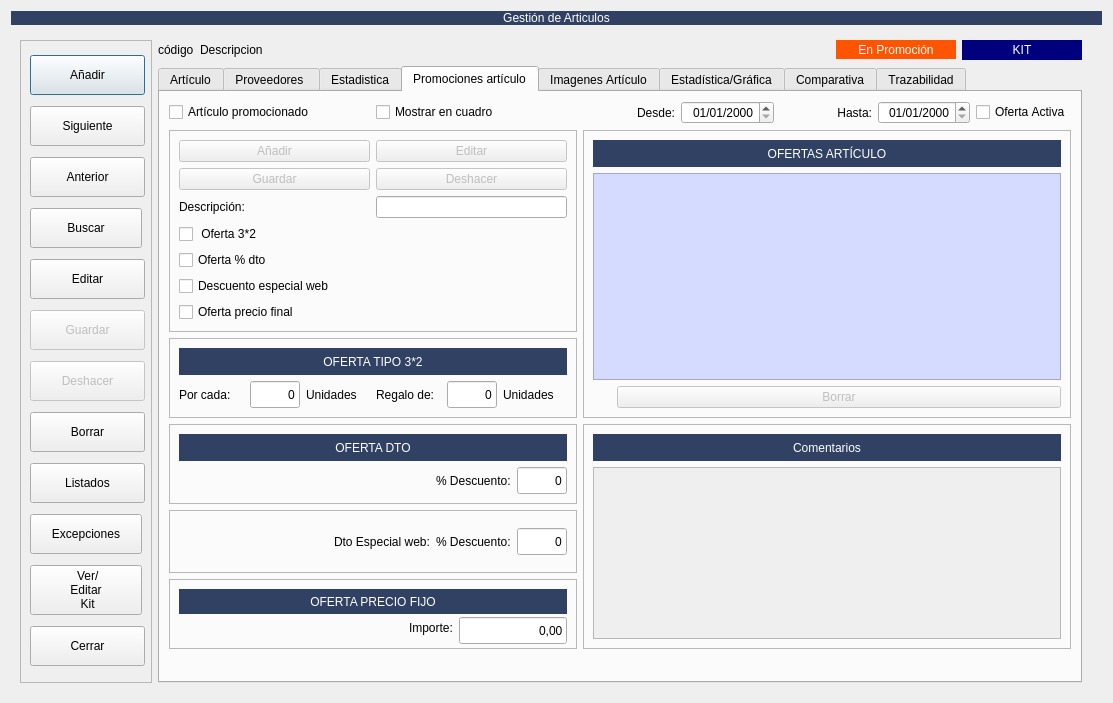
Qt form Almacen/frmarticulos.ui (arcnexus/RedFoX) before a commit.
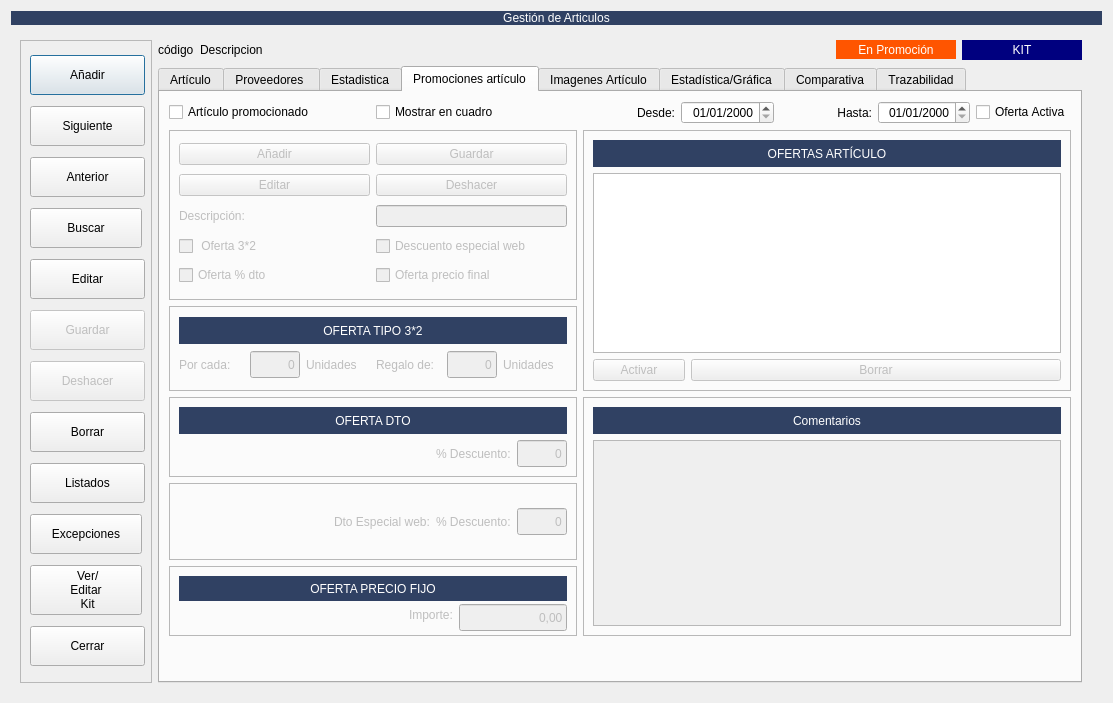
The same form after that commit. The open tabs and pages were chosen to show the change. Icons and pictures are not drawn. Custom widgets are drawn as their Qt base class.

Diff of the .ui file:
```diff
--- a/Almacen/frmarticulos.ui
+++ b/Almacen/frmarticulos.ui
@@ -2125,7 +2125,7 @@
            <item row="6" column="0" colspan="2">
             <widget class="QFrame" name="frame_pvp_fijo">
              <property name="enabled">
-              <bool>true</bool>
+              <bool>false</bool>
              </property>
              <property name="maximumSize">
               <size>
@@ -2214,7 +2214,7 @@
            <item row="3" column="0" colspan="2">
             <widget class="QFrame" name="frame_tipo_32">
              <property name="enabled">
-              <bool>true</bool>
+              <bool>false</bool>
              </property>
              <property name="frameShape">
               <enum>QFrame::StyledPanel</enum>
@@ -2226,7 +2226,7 @@
               <item row="1" column="0">
                <widget class="QLabel" name="label_58">
                 <property name="enabled">
-                 <bool>true</bool>
+                 <bool>false</bool>
                 </property>
                 <property name="maximumSize">
                  <size>
@@ -2242,7 +2242,7 @@
               <item row="1" column="1">
                <widget class="QLineEdit" name="txtOferta_por_cada">
                 <property name="enabled">
-                 <bool>true</bool>
+                 <bool>false</bool>
                 </property>
                 <property name="minimumSize">
                  <size>
@@ -2267,7 +2267,7 @@
               <item row="1" column="2">
                <widget class="QLabel" name="label_59">
                 <property name="enabled">
-                 <bool>true</bool>
+                 <bool>false</bool>
                 </property>
                 <property name="maximumSize">
                  <size>
@@ -2283,7 +2283,7 @@
               <item row="1" column="3">
                <widget class="QLabel" name="label_56">
                 <property name="enabled">
-                 <bool>true</bool>
+                 <bool>false</bool>
                 </property>
                 <property name="maximumSize">
                  <size>
@@ -2299,7 +2299,7 @@
               <item row="1" column="4">
                <widget class="QLineEdit" name="txtOfertaregalo_de">
                 <property name="enabled">
-                 <bool>true</bool>
+                 <bool>false</bool>
                 </property>
                 <property name="minimumSize">
                  <size>
@@ -2324,7 +2324,7 @@
               <item row="1" column="5">
                <widget class="QLabel" name="label_60">
                 <property name="enabled">
-                 <bool>true</bool>
+                 <bool>false</bool>
                 </property>
                 <property name="maximumSize">
                  <size>
@@ -2340,7 +2340,7 @@
               <item row="0" column="0" colspan="6">
                <widget class="QLabel" name="label_57">
                 <property name="enabled">
-                 <bool>true</bool>
+                 <bool>false</bool>
                 </property>
                 <property name="minimumSize">
                  <size>
@@ -2412,7 +2412,7 @@
            <item row="4" column="0" colspan="2">
             <widget class="QFrame" name="frame_dto">
              <property name="enabled">
-              <bool>true</bool>
+              <bool>false</bool>
              </property>
              <property name="frameShape">
               <enum>QFrame::StyledPanel</enum>
@@ -2495,7 +2495,7 @@
            <item row="5" column="0" colspan="2">
             <widget class="QFrame" name="frame_ofertaweb">
              <property name="enabled">
-              <bool>true</bool>
+              <bool>false</bool>
              </property>
              <property name="minimumSize">
               <size>
@@ -2592,7 +2592,7 @@
            <item row="1" column="0" rowspan="2" colspan="2">
             <widget class="QFrame" name="framePromocion">
              <property name="enabled">
-              <bool>true</bool>
+              <bool>false</bool>
              </property>
              <property name="frameShape">
               <enum>QFrame::StyledPanel</enum>
@@ -2601,27 +2601,47 @@
               <enum>QFrame::Raised</enum>
              </property>
              <layout class="QGridLayout" name="gridLayout_34">
-              <item row="2" column="0">
-               <widget class="QLabel" name="label_51">
+              <item row="3" column="0">
+               <widget class="QLabel" name="lblDescripcion_oferta">
                 <property name="enabled">
-                 <bool>true</bool>
+                 <bool>false</bool>
                 </property>
                 <property name="text">
                  <string>Descripción:</string>
                 </property>
                </widget>
               </item>
-              <item row="2" column="1">
+              <item row="3" column="1">
                <widget class="QLineEdit" name="txtOferta_Descripcion_promocion">
                 <property name="enabled">
-                 <bool>true</bool>
+                 <bool>false</bool>
                 </property>
                 <property name="mandatoryField" stdset="0">
                  <bool>true</bool>
                 </property>
                </widget>
               </item>
-              <item row="3" column="0">
+              <item row="0" column="0">
+               <widget class="QPushButton" name="btnAnadir_oferta">
+                <property name="enabled">
+                 <bool>false</bool>
+                </property>
+                <property name="sizePolicy">
+                 <sizepolicy hsizetype="Expanding" vsizetype="Fixed">
+                  <horstretch>0</horstretch>
+                  <verstretch>0</verstretch>
+                 </sizepolicy>
+                </property>
+                <property name="text">
+                 <string>Añadir</string>
+                </property>
+                <property name="icon">
+                 <iconset resource="../maya.qrc">
+                  <normaloff>:/Icons/PNG/add.png</normaloff>:/Icons/PNG/add.png</iconset>
+                </property>
+               </widget>
+              </item>
+              <item row="4" column="0">
                <widget class="QCheckBox" name="chkOferta_32">
                 <property name="styleSheet">
                  <string notr="true"/>
@@ -2634,10 +2654,10 @@
                 </property>
                </widget>
               </item>
-              <item row="4" column="0">
+              <item row="5" column="0">
                <widget class="QCheckBox" name="chkOferta_dto">
                 <property name="enabled">
-                 <bool>true</bool>
+                 <bool>false</bool>
                 </property>
                 <property name="styleSheet">
                  <string notr="true"/>
@@ -2650,7 +2670,7 @@
                 </property>
                </widget>
               </item>
-              <item row="6" column="0">
+              <item row="5" column="1">
                <widget class="QCheckBox" name="chkOferta_pvp">
                 <property name="styleSheet">
                  <string notr="true"/>
@@ -2660,7 +2680,7 @@
                 </property>
                </widget>
               </item>
-              <item row="5" column="0">
+              <item row="4" column="1">
                <widget class="QCheckBox" name="chkOferta_web">
                 <property name="styleSheet">
                  <string notr="true"/>
@@ -2670,7 +2690,7 @@
                 </property>
                </widget>
               </item>
-              <item row="0" column="1">
+              <item row="1" column="0">
                <widget class="QPushButton" name="btnEditarOferta">
                 <property name="enabled">
                  <bool>false</bool>
@@ -2690,27 +2710,7 @@
                 </property>
                </widget>
               </item>
-              <item row="0" column="0">
-               <widget class="QPushButton" name="btnAnadir_oferta">
-                <property name="enabled">
-                 <bool>false</bool>
-                </property>
-                <property name="sizePolicy">
-                 <sizepolicy hsizetype="Expanding" vsizetype="Fixed">
-                  <horstretch>0</horstretch>
-                  <verstretch>0</verstretch>
-                 </sizepolicy>
-                </property>
-                <property name="text">
-                 <string>Añadir</string>
-                </property>
-                <property name="icon">
-                 <iconset resource="../maya.qrc">
-                  <normaloff>:/Icons/PNG/add.png</normaloff>:/Icons/PNG/add.png</iconset>
-                </property>
-               </widget>
-              </item>
-              <item row="1" column="0">
+              <item row="0" column="1">
                <widget class="QPushButton" name="btnguardar_oferta">
                 <property name="enabled">
                  <bool>false</bool>
@@ -2792,33 +2792,15 @@
                <layout class="QGridLayout" name="gridLayout_6">
                 <item row="1" column="0" colspan="5">
                  <widget class="QTableView" name="tabla_ofertas">
-                  <property name="styleSheet">
-                   <string notr="true">background-color: rgb(213, 218, 255);
-alternate-background-color: rgb(255, 255, 255);</string>
-                  </property>
                   <property name="alternatingRowColors">
                    <bool>true</bool>
                   </property>
-                 </widget>
-                </item>
-                <item row="2" column="4">
-                 <widget class="QPushButton" name="btnBorrar_oferta">
-                  <property name="enabled">
+                  <attribute name="horizontalHeaderStretchLastSection">
+                   <bool>true</bool>
+                  </attribute>
+                  <attribute name="verticalHeaderVisible">
                    <bool>false</bool>
-                  </property>
-                  <property name="sizePolicy">
-                   <sizepolicy hsizetype="Expanding" vsizetype="Fixed">
-                    <horstretch>0</horstretch>
-                    <verstretch>0</verstretch>
-                   </sizepolicy>
-                  </property>
-                  <property name="text">
-                   <string>Borrar</string>
-                  </property>
-                  <property name="icon">
-                   <iconset resource="../maya.qrc">
-                    <normaloff>:/Icons/PNG/borrar.png</normaloff>:/Icons/PNG/borrar.png</iconset>
-                  </property>
+                  </attribute>
                  </widget>
                 </item>
                 <item row="0" column="0" colspan="5">
@@ -2841,6 +2823,40 @@
                   </property>
                  </widget>
                 </item>
+                <item row="2" column="1" colspan="4">
+                 <widget class="QPushButton" name="btnBorrar_oferta">
+                  <property name="enabled">
+                   <bool>false</bool>
+                  </property>
+                  <property name="sizePolicy">
+                   <sizepolicy hsizetype="Expanding" vsizetype="Fixed">
+                    <horstretch>0</horstretch>
+                    <verstretch>0</verstretch>
+                   </sizepolicy>
+                  </property>
+                  <property name="text">
+                   <string>Borrar</string>
+                  </property>
+                  <property name="icon">
+                   <iconset resource="../maya.qrc">
+                    <normaloff>:/Icons/PNG/borrar.png</normaloff>:/Icons/PNG/borrar.png</iconset>
+                  </property>
+                 </widget>
+                </item>
+                <item row="2" column="0">
+                 <widget class="QPushButton" name="btnActivarOferta">
+                  <property name="enabled">
+                   <bool>false</bool>
+                  </property>
+                  <property name="text">
+                   <string>Activar</string>
+                  </property>
+                  <property name="icon">
+                   <iconset resource="../maya.qrc">
+                    <normaloff>:/Icons/PNG/OK.png</normaloff>:/Icons/PNG/OK.png</iconset>
+                  </property>
+                 </widget>
+                </item>
                </layout>
               </item>
              </layout>
```
Left out of the diff: 12 changed lines with no effect on the pictures.
